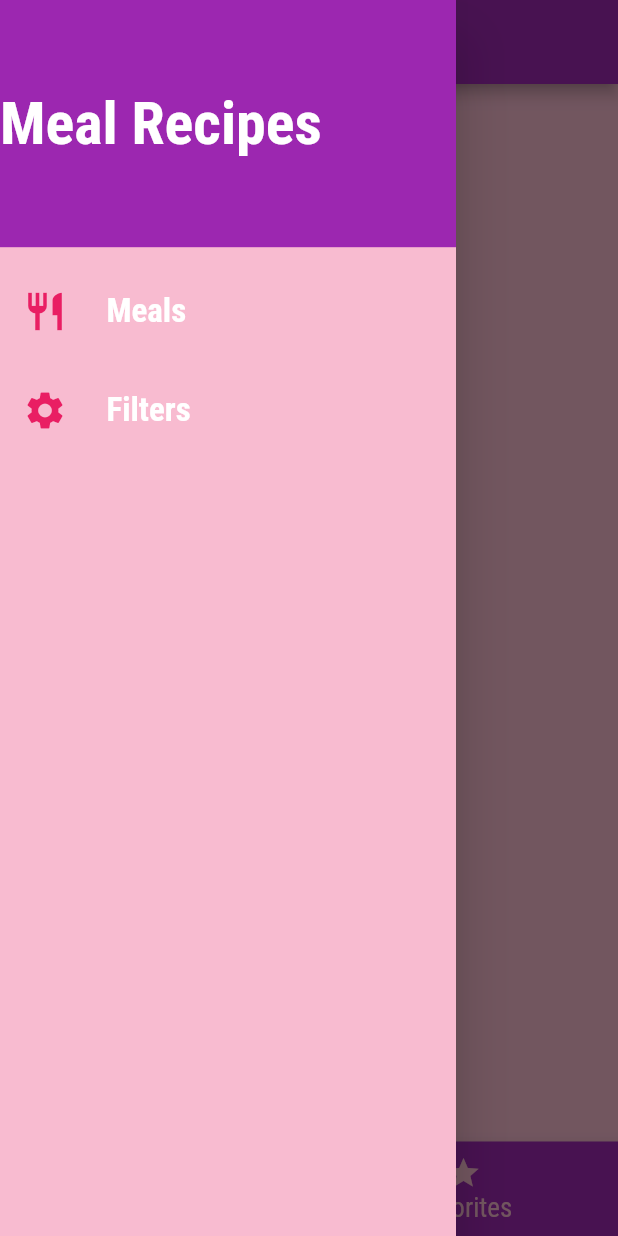
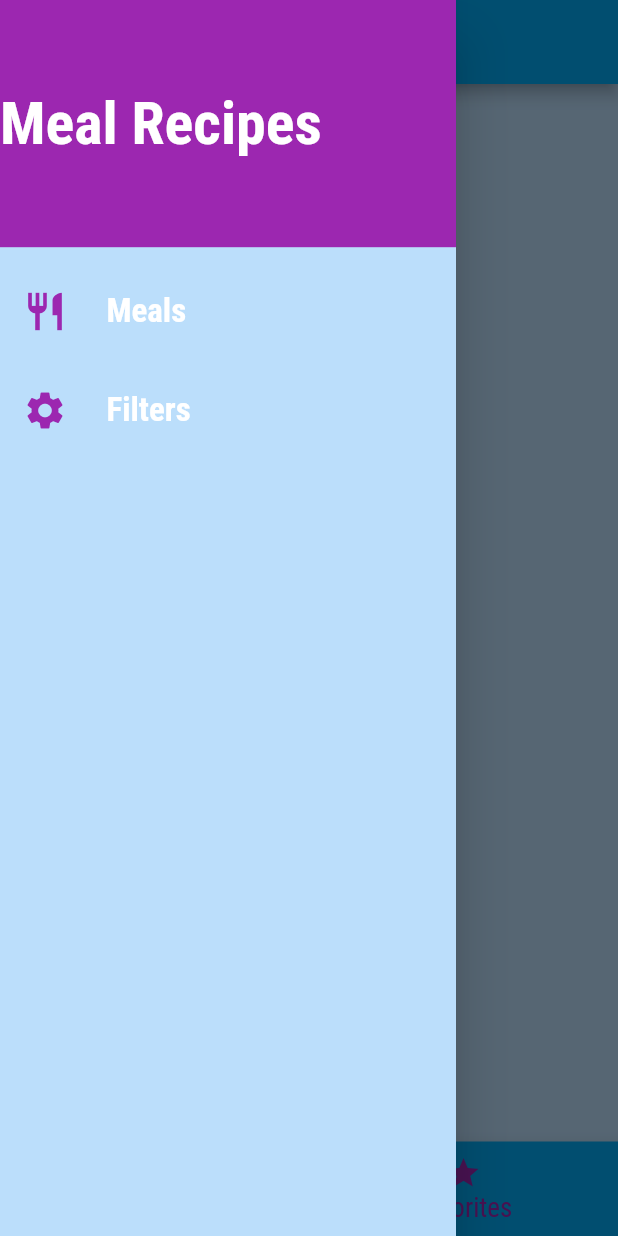
Before and after one commit to badcannon/MealsAppRevamped, a Flutter app: the screen it shows after launch, item 2 of the bottom bar chosen, with the side drawer open, on a phone screen of 412 x 824 dp. Run offline on Flutter 3.47's test engine with Material 2 defaults, Android fonts, the phone set to English and light mode, and no system bars; network calls fail.

Commit message:
UI improvements and changed the look of the app

```diff
--- a/lib/main.dart
+++ b/lib/main.dart
@@ -70,9 +70,9 @@ class _MyAppState extends State<MyApp> {
     return MaterialApp(
       title: "Delsi Meals",
       theme: ThemeData(
-          primarySwatch: Colors.purple,
-          accentColor: Colors.blue,
-          canvasColor: Colors.pink.shade100,
+          primarySwatch: Colors.lightBlue,
+          accentColor: Colors.purple,
+          canvasColor: Colors.blue.shade100,
           appBarTheme: AppBarTheme().copyWith(
               textTheme: TextTheme(
                   title: TextStyle(
--- a/lib/models/category.dart
+++ b/lib/models/category.dart
@@ -4,5 +4,6 @@ class Category {
   final String title;
   final Color color;
   final String id;
-  const Category({this.title, this.color = Colors.pink, this.id});
+  final String imageUrl;
+  const Category({this.title, this.color = Colors.pink, this.id,this.imageUrl});
 }
--- a/lib/screens/category_screen.dart
+++ b/lib/screens/category_screen.dart
@@ -10,7 +10,7 @@ class CategoryScreen extends StatelessWidget {
         padding: EdgeInsets.all(20),
         children: <Widget>[
             ...DUMMY_CATEGORIES.map((catData){
-              return CategoryItem(catData.title, catData.color,catData.id);
+              return CategoryItem(catData.title, catData.color,catData.id,catData.imageUrl);
             }).toList(),
 
         ],
--- a/lib/screens/tabs_screen.dart
+++ b/lib/screens/tabs_screen.dart
@@ -23,7 +23,6 @@ class _TabsScreenState extends State<TabsScreen> {
   @override
   void initState() {
     super.initState();
-
     _pages=[{
       'page': CategoryScreen(),
       'title': "Categories",
@@ -51,7 +50,7 @@ class _TabsScreenState extends State<TabsScreen> {
       drawer: MainDrawer(),
       body: _pages[_selectedPageIndex]['page'],
       bottomNavigationBar: BottomNavigationBar(
-        selectedItemColor: Theme.of(context).canvasColor,
+        selectedItemColor: Theme.of(context).accentColor,
         unselectedItemColor: Colors.white,
         currentIndex: _selectedPageIndex,
         backgroundColor: Theme.of(context).primaryColor,
--- a/lib/widgets/main_drawer.dart
+++ b/lib/widgets/main_drawer.dart
@@ -1,13 +1,13 @@
 import 'package:flutter/material.dart';
 import '../screens/filters_screen.dart';
 class MainDrawer extends StatelessWidget {
-  Widget _buildTile(String text, IconData icon,Function tapHandler ) {
+  Widget _buildTile(String text, IconData icon,Function tapHandler ,BuildContext context) {
     return ListTile(
       contentPadding: EdgeInsets.all(5),
       leading: Icon(
         icon,
         size: 30,
-        color: Colors.pink,
+        color: Theme.of(context).accentColor,
       ),
       title: Text(
         text,
@@ -34,7 +34,7 @@ class MainDrawer extends StatelessWidget {
             ),
             height: mediaQuery.size.height * 0.2,
             width: mediaQuery.size.width,
-            color: Theme.of(context).primaryColor,
+            color: Theme.of(context).accentColor,
             alignment: Alignment.centerLeft,
           ),
           Padding(
@@ -43,10 +43,10 @@ class MainDrawer extends StatelessWidget {
               children: <Widget>[
                 _buildTile("Meals", Icons.restaurant,(){
                   Navigator.of(context).pushReplacementNamed("/");
-                }),
+                },context),
                 _buildTile("Filters", Icons.settings,(){
                   Navigator.of(context).pushReplacementNamed(FiltersScreen.routeName);
-                }),
+                },context),
               ],
             ),
           ),
```
Also changed, not shown: lib/data/dummy_data.dart (+10 -0 lines), lib/widgets/category_item.dart (+23 -11 lines), 1 other file.
